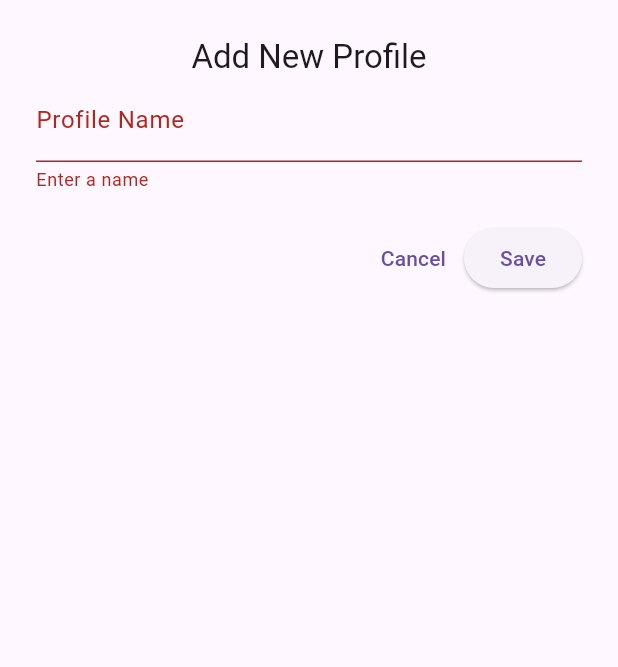
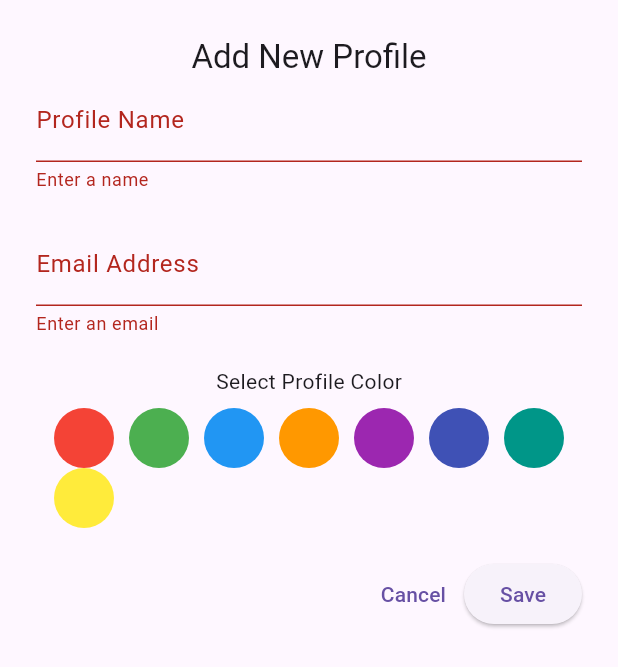
Before and after one commit to Tagwind/FlutterCalendar, a Flutter app: the AddProfileForm widget shown alone on an empty page, opened directly, after a tap on "Save", on a phone screen of 412 x 824 dp. Shown: the top 667 px of the screen. Run offline on Flutter 3.47's test engine with Material 3 defaults, Android fonts, the phone set to English and light mode, and no system bars; our stand-ins replace drift, table_calendar; accounts and stored records are empty; generated files the repository leaves out were written again.

Commit message:
Working user profile creation in setting menu
- Users can create a new calendar profile in the setting->calendar
- Profile information is saved to the drift db

```diff
--- a/skylight_calendar/lib/data/tables/users.dart
+++ b/skylight_calendar/lib/data/tables/users.dart
@@ -5,4 +5,7 @@ class Users extends Table {
   TextColumn get name => text()();
   TextColumn get email => text().withLength(min: 5, max: 100).nullable()();
   TextColumn get avatarUrl => text().nullable()();
+  TextColumn get profileColor => text().nullable()();
+  DateTimeColumn get createdAt => dateTime().withDefault(currentDateAndTime)();
+
 }
--- a/skylight_calendar/lib/forms/add_profile_form.dart
+++ b/skylight_calendar/lib/forms/add_profile_form.dart
@@ -13,12 +13,30 @@ class AddProfileForm extends StatefulWidget {
 class _AddProfileFormState extends State<AddProfileForm> {
   final _formKey = GlobalKey<FormState>();
   final _nameController = TextEditingController();
+  final _emailController = TextEditingController();
+
+  final List<Color> availableColors = [
+    Colors.red,
+    Colors.green,
+    Colors.blue,
+    Colors.orange,
+    Colors.purple,
+    Colors.indigo,
+    Colors.teal,
+    Colors.yellow,
+  ];
+
+  Color? _selectedColor;
 
   void _submit() async {
     if (_formKey.currentState!.validate()) {
-      final db = context.read<DatabaseProvider>().db;
-      await db.usersDao.insertUser(UsersCompanion(
+      final colorString = _selectedColor != null
+          ? '#${_selectedColor!.value.toRadixString(16).padLeft(8, '0')}'
+          : null;
+      await context.read<DatabaseProvider>().db.usersDao.insertUser(UsersCompanion(
         name: drift.Value(_nameController.text),
+        email: drift.Value(_nameController.text),
+        profileColor: drift.Value(colorString),
       ));
       Navigator.pop(context); // Close dialog
       setState(() {}); // Refresh settings screen
@@ -44,6 +62,18 @@ class _AddProfileFormState extends State<AddProfileForm> {
               validator: (value) => value == null || value.isEmpty ? 'Enter a name' : null,
             ),
             SizedBox(height: 20),
+            TextFormField(
+              controller: _emailController,
+              decoration: InputDecoration(labelText: 'Email Address'),
+              validator: (value) => value == null || value.isEmpty ? 'Enter an email' : null,
+            ),
+            SizedBox(height: 20),
+            Text('Select Profile Color'),
+            SizedBox(height: 8),
+            _buildColorPicker(),
+
+            SizedBox(height: 20),
+
             Row(
               mainAxisAlignment: MainAxisAlignment.end,
               children: [
@@ -56,4 +86,25 @@ class _AddProfileFormState extends State<AddProfileForm> {
       ),
     );
   }
+
+
+  Widget _buildColorPicker() {
+    return Wrap(
+      spacing: 10,
+      children: availableColors.map((color) {
+        final isSelected = color == _selectedColor;
+        return GestureDetector(
+          onTap: () => setState(() => _selectedColor = color),
+          child: CircleAvatar(
+            radius: isSelected ? 24 : 20,
+            backgroundColor: color,
+            child: isSelected
+                ? Icon(Icons.check, color: Colors.white)
+                : null,
+          ),
+        );
+      }).toList(),
+    );
+  }
+
 }
```
Also changed, not shown: skylight_calendar/lib/data/app_database.g.dart.
